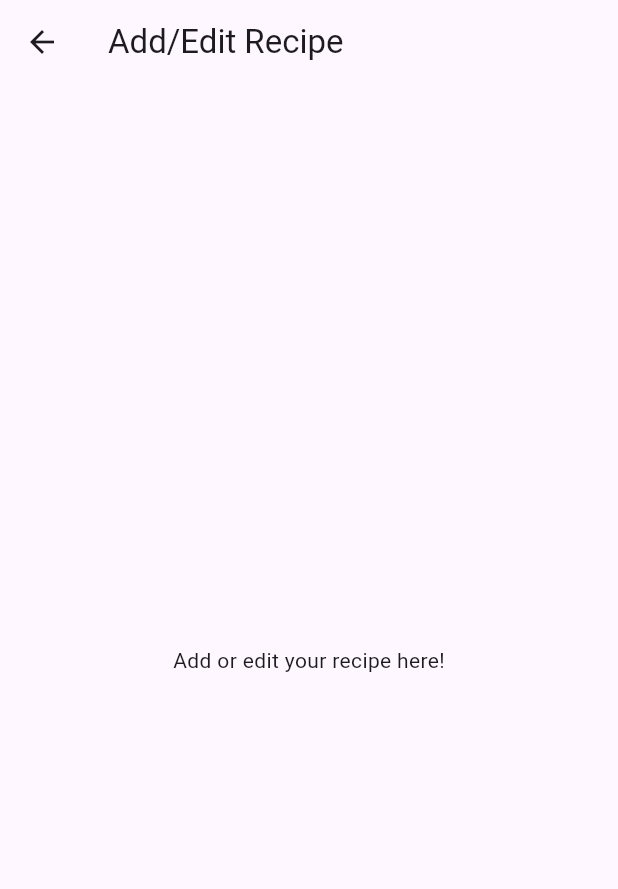
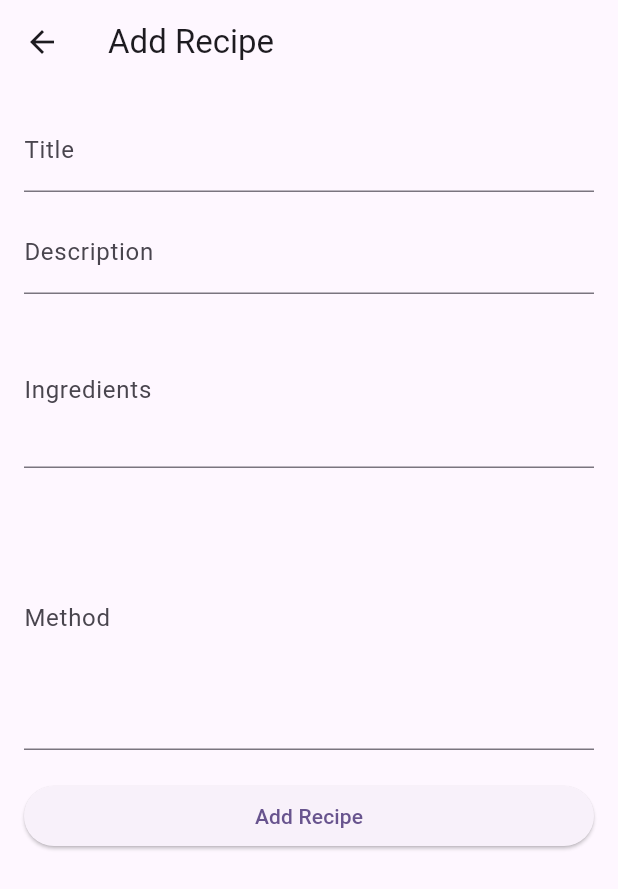
Before and after one commit to jordanfh1/recipe_manager, a Flutter app: the AddEditRecipeScreen screen opened by its route, on a phone screen of 412 x 824 dp. Shown: the top 889 px of the screen. Run offline on Flutter 3.47's test engine with Material 3 defaults, Android fonts, the phone set to English and light mode, and no system bars.

Commit message:
adds form to add edit recipe screen and integrates use of id for scalability with potential db intergrations

```diff
--- a/oishii_mobile_app/lib/models/recipe.dart
+++ b/oishii_mobile_app/lib/models/recipe.dart
@@ -1,52 +1,38 @@
+import 'package:uuid/uuid.dart';
+
+const uuid = Uuid();
+
 class Recipe {
   final String id;
   final String title;
   final String description;
-  final List<String> ingredients;
-  final List<String> steps;
-  final List<String>? tags;
-  final int? prepTime;
-  final int? cookTime;
-  final String? image;
+  final String ingredients;
+  final String method;
 
   Recipe({
-    required this.id,
+    String? id,
     required this.title,
     required this.description,
     required this.ingredients,
-    required this.steps,
-    this.tags,
-    this.prepTime,
-    this.cookTime,
-    this.image,
-  });
+    required this.method,
+  }) : id = id ?? uuid.v4();
 
-  // Add toJson/fromJson for persistence or APIs
+
   factory Recipe.fromJson(Map<String, dynamic> json) {
     return Recipe(
-      id: json['id'],
       title: json['title'],
       description: json['description'],
-      ingredients: List<String>.from(json['ingredients']),
-      steps: List<String>.from(json['steps']),
-      tags: json['tags'] != null ? List<String>.from(json['tags']) : null,
-      prepTime: json['prepTime'],
-      cookTime: json['cookTime'],
-      image: json['image'],
+      ingredients: json['ingredients'],
+      method: json['method'],
     );
   }
 
   Map<String, dynamic> toJson() {
     return {
-      'id': id,
       'title': title,
       'description': description,
       'ingredients': ingredients,
-      'steps': steps,
-      'tags': tags,
-      'prepTime': prepTime,
-      'cookTime': cookTime,
-      'image': image,
+      'method': method,
     };
   }
 }
--- a/oishii_mobile_app/lib/providers/recipe_provider.dart
+++ b/oishii_mobile_app/lib/providers/recipe_provider.dart
@@ -1,9 +1,8 @@
-
 import 'package:flutter/material.dart';
 import '../models/recipe.dart';
 
 class RecipeProvider with ChangeNotifier {
-  List<Recipe> _recipes = [];
+  final List<Recipe> _recipes = [];
 
   List<Recipe> get recipes => [..._recipes];
 
@@ -28,4 +27,5 @@ class RecipeProvider with ChangeNotifier {
   Recipe? getRecipeById(String id) {
     return _recipes.firstWhere((r) => r.id == id);
   }
+
 }
--- a/oishii_mobile_app/lib/screens/add_edit_recipe_screen.dart
+++ b/oishii_mobile_app/lib/screens/add_edit_recipe_screen.dart
@@ -1,13 +1,108 @@
 import 'package:flutter/material.dart';
+import '../models/recipe.dart';
 
-class AddEditRecipeScreen extends StatelessWidget {
-  const AddEditRecipeScreen({super.key});
+class AddEditRecipeScreen extends StatefulWidget {
+  final Recipe? existingRecipe;
+
+  const AddEditRecipeScreen({super.key, this.existingRecipe});
+
+  @override
+  State<AddEditRecipeScreen> createState() => _AddEditRecipeScreenState();
+}
+
+class _AddEditRecipeScreenState extends State<AddEditRecipeScreen> {
+  final _formKey = GlobalKey<FormState>();
+  final _titleController = TextEditingController();
+  final _descriptionController = TextEditingController();
+  final _ingredientsController = TextEditingController();
+  final _methodController = TextEditingController();
+
+  @override
+  void initState() {
+    super.initState();
+    if (widget.existingRecipe != null) {
+      _titleController.text = widget.existingRecipe!.title;
+      _descriptionController.text = widget.existingRecipe!.description;
+      _ingredientsController.text = widget.existingRecipe!.ingredients;
+      _methodController.text = widget.existingRecipe!.method;
+    }
+  }
+
+  @override
+  void dispose() {
+    _titleController.dispose();
+    _descriptionController.dispose();
+    _ingredientsController.dispose();
+    _methodController.dispose();
+    super.dispose();
+  }
+
+  void _submitForm() {
+    if (_formKey.currentState!.validate()) {
+      final recipe = Recipe(
+        title: _titleController.text.trim(),
+        description: _descriptionController.text.trim(),
+        ingredients: _ingredientsController.text.trim(),
+        method: _methodController.text.trim(),
+);
+
+      Navigator.pop(context, recipe); // return recipe to HomeScreen
+    }
+  }
 
   @override
   Widget build(BuildContext context) {
+    final isEditing = widget.existingRecipe != null;
+
     return Scaffold(
-      appBar: AppBar(title: const Text('Add/Edit Recipe')),
-      body: const Center(child: Text('Add or edit your recipe here!')),
+      appBar: AppBar(
+        title: Text(isEditing ? 'Edit Recipe' : 'Add Recipe'),
+      ),
+      body: Padding(
+        padding: const EdgeInsets.all(16),
+        child: Form(
+          key: _formKey,
+          child: ListView(
+            children: [
+              TextFormField(
+                controller: _titleController,
+                decoration: const InputDecoration(labelText: 'Title'),
+                validator: (value) =>
+                    value == null || value.isEmpty ? 'Enter a title' : null,
+              ),
+              const SizedBox(height: 12),
+              TextFormField(
+                controller: _descriptionController,
+                decoration: const InputDecoration(labelText: 'Description'),
+                validator: (value) => value == null || value.isEmpty
+                    ? 'Enter a description'
+                    : null,
+              ),
+              const SizedBox(height: 12),
+              TextFormField(
+                controller: _ingredientsController,
+                decoration: const InputDecoration(labelText: 'Ingredients'),
+                maxLines: 3,
+                validator: (value) =>
+                    value == null || value.isEmpty ? 'Enter ingredients' : null,
+              ),
+              const SizedBox(height: 12),
+              TextFormField(
+                controller: _methodController,
+                decoration: const InputDecoration(labelText: 'Method'),
+                maxLines: 6,
+                validator: (value) =>
+                    value == null || value.isEmpty ? 'Enter the method' : null,
+              ),
+              const SizedBox(height: 20),
+              ElevatedButton(
+                onPressed: _submitForm,
+                child: Text(isEditing ? 'Update Recipe' : 'Add Recipe'),
+              ),
+            ],
+          ),
+        ),
+      ),
     );
   }
 }
```
Also changed, not shown: oishii_mobile_app/lib/screens/home_screen.dart (+73 -13 lines), 1 other file.
